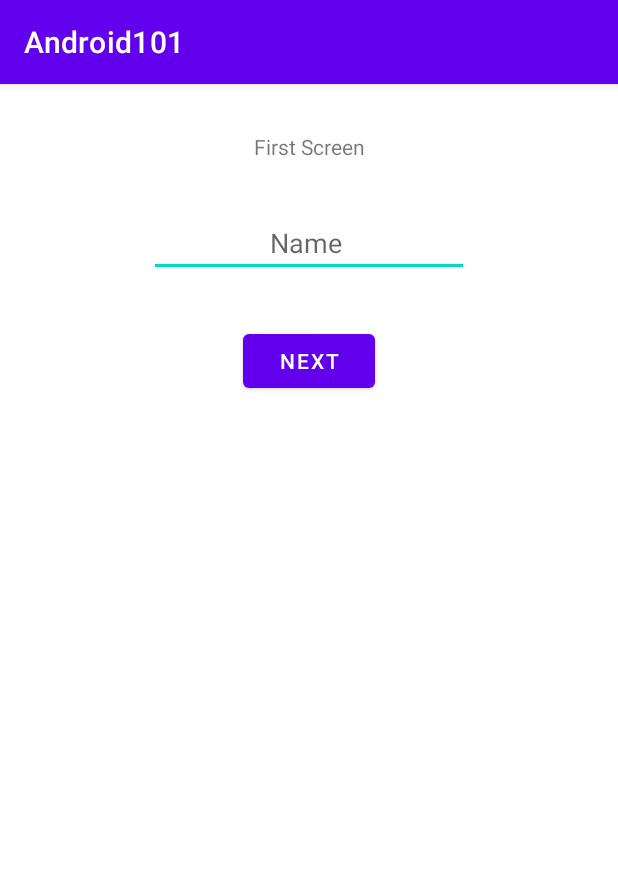
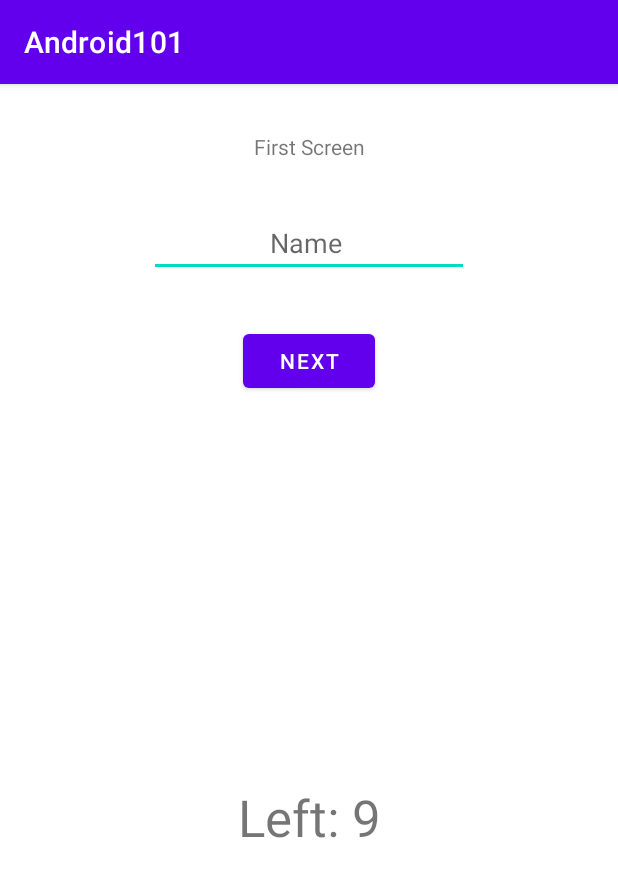
Before and after one commit to OmerDene/Android101, an Android app: the FirstIntentActivityKotlin screen opened directly, with no data from a screen before it, on a phone screen of 412 x 824 dp. Shown: the top 877 px of the screen. Run offline under Robolectric (Android 15) with nearby library versions, the phone set to English and light mode, and no system bars.

Commit message:
CountDowntimer

```diff
--- a/app/src/main/java/com/example/android101/FirstIntentActivityKotlin.kt
+++ b/app/src/main/java/com/example/android101/FirstIntentActivityKotlin.kt
@@ -3,6 +3,7 @@ package com.example.android101
 import android.content.Intent
 import androidx.appcompat.app.AppCompatActivity
 import android.os.Bundle
+import android.os.CountDownTimer
 import android.view.View
 import com.example.android101.databinding.ActivityFirstIntentKotlinBinding
 
@@ -13,6 +14,16 @@ class FirstIntentActivityKotlin : AppCompatActivity() {
         binding = ActivityFirstIntentKotlinBinding.inflate(layoutInflater)
         val view =binding.root
         setContentView(view)
+        object : CountDownTimer(10000,1000) {
+            override fun onFinish() {
+                binding.CountDownTimerTextview.text = "Left: 0"
+            }
+
+            override fun onTick(millisUntilFinished: Long) {
+                binding.CountDownTimerTextview.text = "Left: ${millisUntilFinished/1000}"
+            }
+
+        }.start()
     }
 
     override fun onResume() {
--- a/app/src/main/res/layout/activity_first_intent_kotlin.xml
+++ b/app/src/main/res/layout/activity_first_intent_kotlin.xml
@@ -39,4 +39,15 @@
         app:layout_constraintEnd_toEndOf="parent"
         app:layout_constraintStart_toStartOf="parent"
         app:layout_constraintTop_toBottomOf="@+id/firstScreenTextView" />
+
+    <TextView
+        android:id="@+id/CountDownTimerTextview"
+        android:layout_width="wrap_content"
+        android:layout_height="wrap_content"
+        android:text="Left : 10"
+        android:textSize="34sp"
+        app:layout_constraintBottom_toBottomOf="parent"
+        app:layout_constraintEnd_toEndOf="parent"
+        app:layout_constraintStart_toStartOf="parent"
+        app:layout_constraintTop_toBottomOf="@+id/button23" />
 </androidx.constraintlayout.widget.ConstraintLayout>
```
